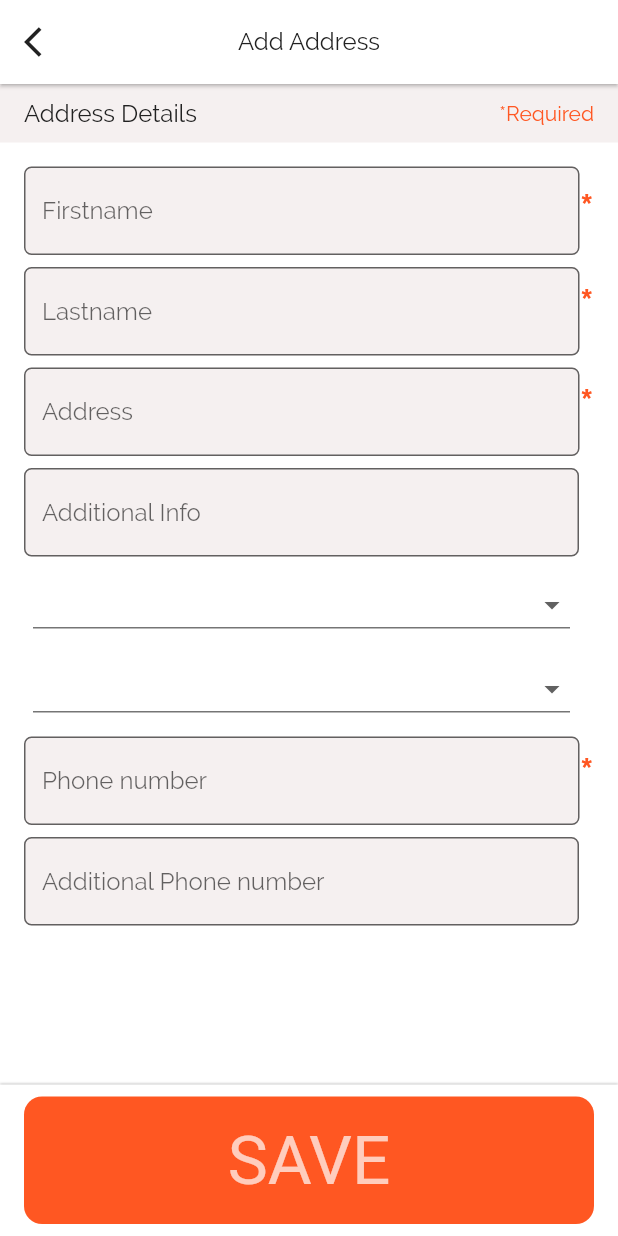
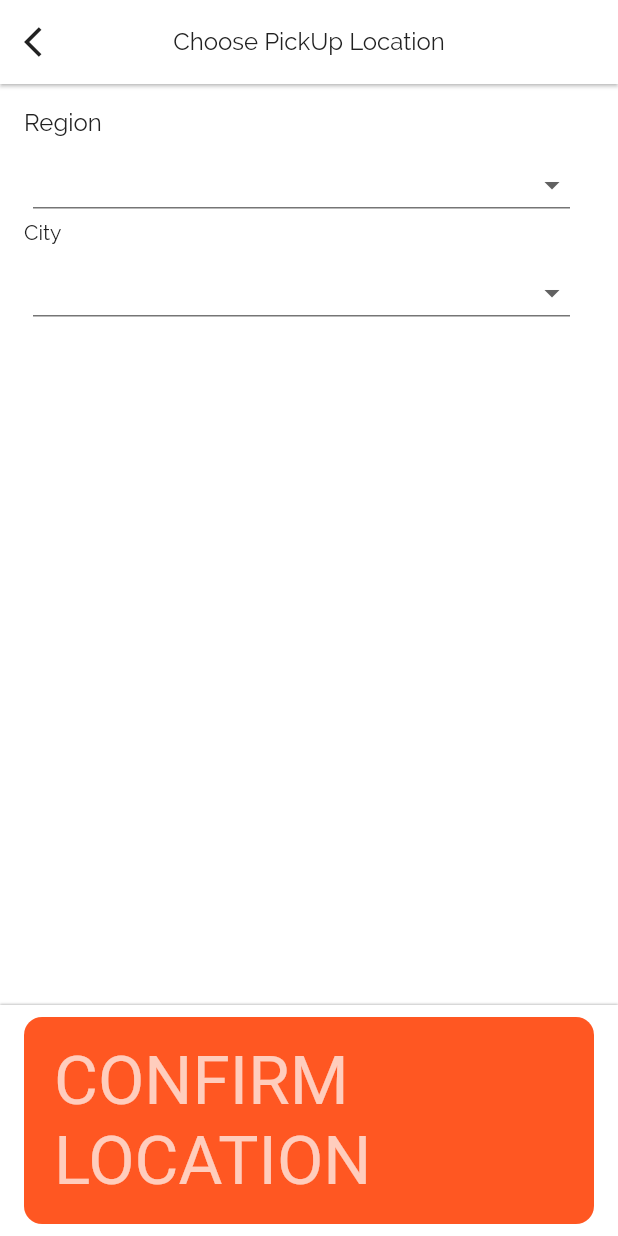
Before and after one commit to oliverboamah/e_commerce, a Flutter app: the screen it shows after launch, on a phone screen of 412 x 824 dp. Run offline on Flutter 3.47's test engine with Material 2 defaults, Android fonts, the phone set to English and light mode, and no system bars; our stand-ins replace carousel_slider.

Commit message:
Add Choose Pickup Location Page

```diff
--- a/lib/main.dart
+++ b/lib/main.dart
@@ -1,5 +1,6 @@
 // flutter imports
 import 'package:e_commerce/ui/pages/address/address_page.dart';
+import 'package:e_commerce/ui/pages/address/location_page.dart';
 import 'package:e_commerce/ui/pages/checkout/checkout_page.dart';
 import 'package:flutter/material.dart';
 
@@ -23,8 +24,7 @@ class MyApp extends StatelessWidget {
         theme: appTheme,
         debugShowCheckedModeBanner: false,
         home: Scaffold(
-          body: AddressPage(
-            appBarTitle: 'Add Address',
+          body: LocationPage(
           ),
         ));
   }
--- /dev/null
+++ b/lib/ui/pages/address/location_page.dart
@@ -0,0 +1,165 @@
+// flutter imports
+import 'package:flutter/cupertino.dart';
+import 'package:flutter/material.dart';
+
+// my app imports
+import 'package:e_commerce/values/colors.dart';
+import 'package:e_commerce/ui/components/app_bar_with_back_icon.dart';
+import 'package:e_commerce/values/dimen.dart';
+
+class LocationPage extends StatefulWidget {
+  @override
+  State<StatefulWidget> createState() => _LocationPageState();
+}
+
+class _LocationPageState extends State<LocationPage> {
+  final _formKey = GlobalKey<FormState>();
+
+  String _city;
+  String _town;
+
+  onItemClicked(index) {
+    print(index);
+  }
+
+  @override
+  Widget build(BuildContext context) {
+    return Scaffold(
+        backgroundColor: colorWhite,
+        appBar: AppBarWithBackIcon(
+          context: context,
+          title: 'Choose PickUp Location',
+        ),
+        body: Column(
+          children: <Widget>[
+            Expanded(
+                child: ListView(
+              children: <Widget>[
+                Padding(
+                  padding: const EdgeInsets.symmetric(
+                      horizontal: 16.0, vertical: 16.0),
+                  child: Form(
+                      key: _formKey,
+                      child: Column(
+                        children: <Widget>[
+                          Column(
+                            crossAxisAlignment: CrossAxisAlignment.start,
+                            children: <Widget>[
+                              Text(
+                                'Region',
+                                style: Theme.of(context).textTheme.title,
+                              ),
+                              Row(
+                                children: <Widget>[
+                                  Expanded(
+                                    child: Container(
+                                      padding: const EdgeInsets.only(
+                                        top: 8.0,
+                                        left: 6.0,
+                                        right: 16.0,
+                                      ),
+                                      child: DropdownButton<String>(
+                                        style:
+                                            Theme.of(context).textTheme.title,
+                                        underline: Container(
+                                          color: secondaryTextColor,
+                                          height: 1,
+                                        ),
+                                        items: <String>[
+                                          'Greater Accra',
+                                          'Kumasi',
+                                          'Sunyani',
+                                          'Obuasi'
+                                        ].map((String value) {
+                                          return new DropdownMenuItem<String>(
+                                            value: value,
+                                            child: new Text(value),
+                                          );
+                                        }).toList(),
+                                        onChanged: (value) => this
+                                            .setState(() => this._city = value),
+                                        value: this._city,
+                                        isExpanded: true,
+                                      ),
+                                    ),
+                                  ),
+                                ],
+                              ),
+                            ],
+                          ),
+                          Column(
+                            crossAxisAlignment: CrossAxisAlignment.start,
+                            children: <Widget>[
+                              Text('City'),
+                              Row(
+                                children: <Widget>[
+                                  Expanded(
+                                    child: Container(
+                                      padding: const EdgeInsets.only(
+                                        top: 8.0,
+                                        left: 6.0,
+                                        right: 16.0,
+                                      ),
+                                      child: DropdownButton<String>(
+                                        style:
+                                            Theme.of(context).textTheme.title,
+                                        underline: Container(
+                                          color: secondaryTextColor,
+                                          height: 1,
+                                        ),
+                                        items: <String>[
+                                          'Dzorwulu',
+                                          'Madina',
+                                          'Tema',
+                                          'Lapaz'
+                                        ].map((String value) {
+                                          return new DropdownMenuItem<String>(
+                                            value: value,
+                                            child: new Text(value),
+                                          );
+                                        }).toList(),
+                                        onChanged: (value) => this
+                                            .setState(() => this._town = value),
+                                        value: this._town,
+                                        isExpanded: true,
+                                      ),
+                                    ),
+                                  ),
+                                ],
+                              ),
+                            ],
+                          ),
+                        ],
+                      )),
+                ),
+              ],
+            )),
+            Container(
+                padding: EdgeInsets.symmetric(horizontal: defaultWidgetPadding),
+                decoration: BoxDecoration(color: colorWhite, boxShadow: [
+                  BoxShadow(
+                      color: dividerColor,
+                      offset: Offset(0, -0.5),
+                      blurRadius: 0.5)
+                ]),
+                child: FractionallySizedBox(
+                  widthFactor: 1,
+                  child: Padding(
+                    padding: const EdgeInsets.only(top: 8.0, bottom: 8.0),
+                    child: CupertinoButton(
+                      minSize: buttonSize,
+                      color: primaryColor,
+                      child: Text(
+                        'CONFIRM LOCATION',
+                        style: Theme.of(context).accentTextTheme.display2,
+                      ),
+                      onPressed: () {
+                        if (this._formKey.currentState.validate()) {}
+                      },
+                    ),
+                  ),
+                )),
+          ],
+        ));
+  }
+}
```
